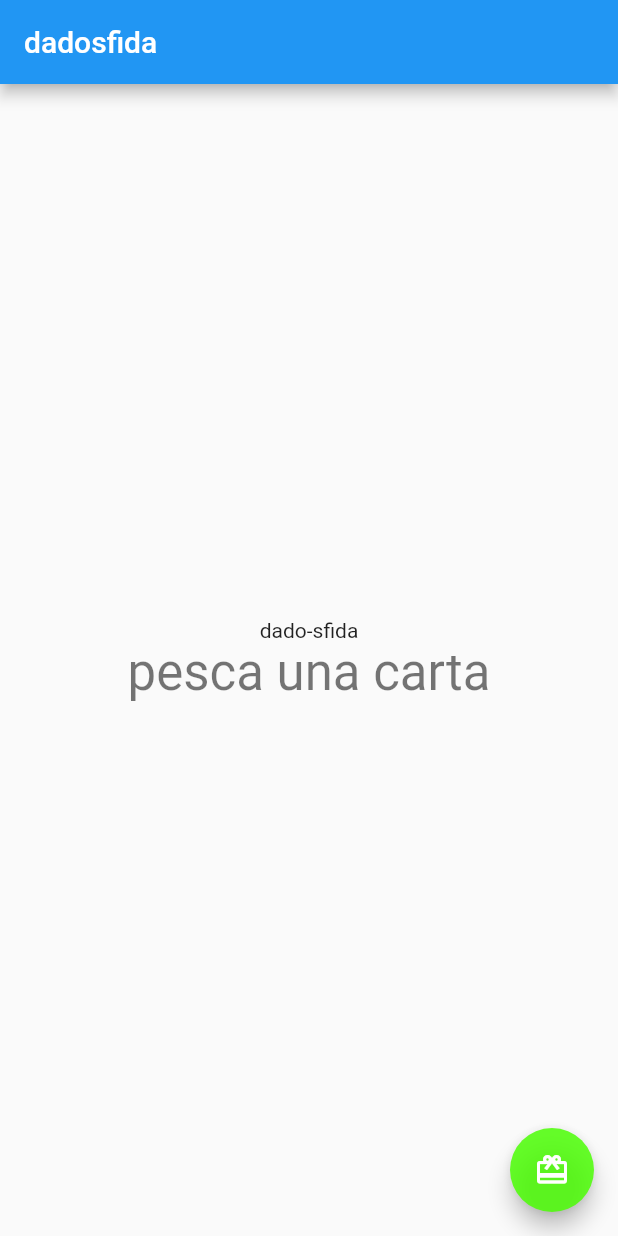
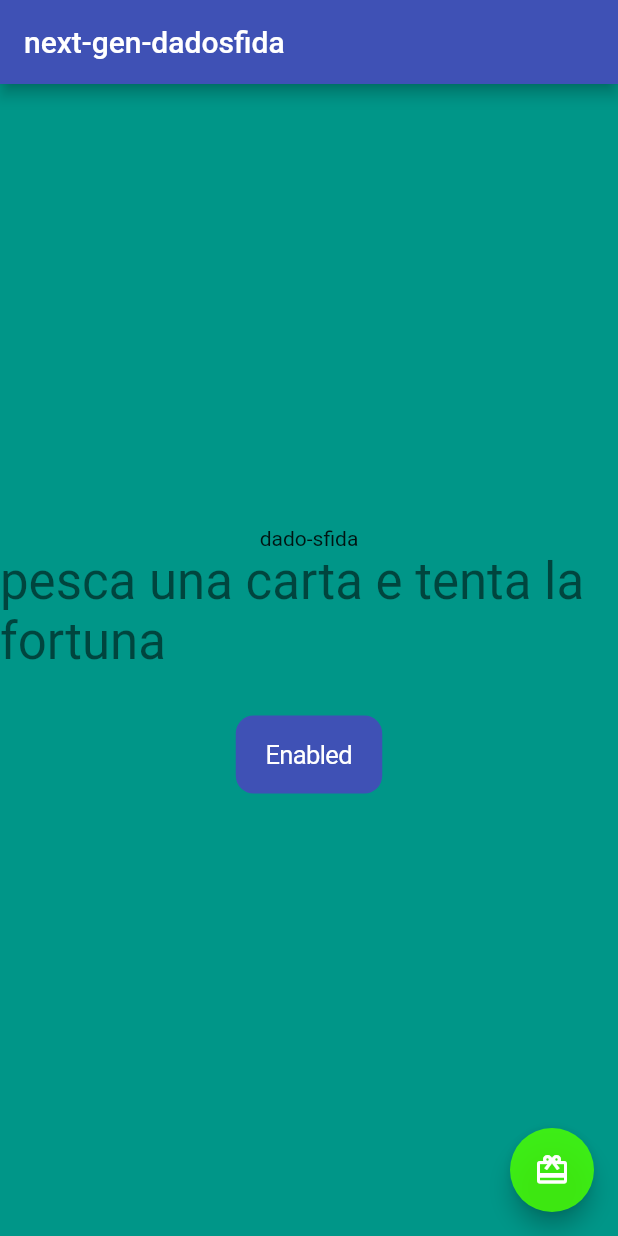
Before and after one commit to Alessandroxc/flutter_dado-sfida, a Flutter app: the screen it shows after launch, after a tap on the "card giftcard" icon, on a phone screen of 412 x 824 dp. Run offline on Flutter 3.47's test engine with Material 2 defaults, Android fonts, the light colour scheme and no system bars.

Commit message:
added the buttons on screen

```diff
--- a/lib/main.dart
+++ b/lib/main.dart
@@ -1,4 +1,6 @@
+import 'package:flutter/cupertino.dart';
 import 'package:flutter/material.dart';
+import 'package:url_launcher/url_launcher.dart';
 
 void main() {
   runApp(const MyApp());
@@ -22,9 +24,9 @@
         // or simply save your changes to "hot reload" in a Flutter IDE).
         // Notice that the counter didn't reset back to zero; the application
         // is not restarted.
-        primarySwatch: Colors.blue,
+        primarySwatch: Colors.indigo,
       ),
-      home: const MyHomePage(title: 'dadosfida'),
+      home: const MyHomePage(title: 'next-gen-dadosfida'),
     );
   }
 }
@@ -48,17 +50,8 @@
 }
 
 class _MyHomePageState extends State<MyHomePage> {
-  int _counter = 0;
-
-  void _incrementCounter() {
-    setState(() {
-      // This call to setState tells the Flutter framework that something has
-      // changed in this State, which causes it to rerun the build method below
-      // so that the display can reflect the updated values. If we changed
-      // _counter without calling setState(), then the build method would not be
-      // called again, and so nothing would appear to happen.
-      _counter++;
-    });
+  void _launchURL(String url) async {
+    if (!await launch(url)) throw 'Could not launch $url';
   }
 
   @override
@@ -70,6 +63,7 @@
     // fast, so that you can just rebuild anything that needs updating rather
     // than having to individually change instances of widgets.
     return Scaffold(
+      backgroundColor: Colors.teal,
       appBar: AppBar(
         // Here we take the value from the MyHomePage object that was created by
         // the App.build method, and use it to set our appbar title.
@@ -95,20 +89,42 @@
           // horizontal).
           mainAxisAlignment: MainAxisAlignment.center,
           children: <Widget>[
-            Text("dado-sfida"),
+            const Text("dado-sfida"),
             Text(
-              'pesca una carta',
+              'pesca una carta e tenta la fortuna',
               style: Theme.of(context).textTheme.headline4,
             ),
+            const SizedBox(height: 30),
+            CupertinoButton.filled(
+              onPressed: () => showDialog<String>(
+                context: context,
+                builder: (BuildContext context) => AlertDialog(
+                  title: const Text('AlertDialog Title'),
+                  content: const Text('AlertDialog description'),
+                  actions: <Widget>[
+                    TextButton(
+                      onPressed: () => Navigator.pop(context, 'Cancel'),
+                      child: const Text('Cancel'),
+                    ),
+                    TextButton(
+                      onPressed: () => Navigator.pop(context, 'OK'),
+                      child: const Text('OK'),
+                    ),
+                  ],
+                ),
+              ),
+              child: const Text('Enabled'),
+            )
           ],
         ),
       ),
       floatingActionButton: FloatingActionButton(
-        backgroundColor: Color.fromARGB(213, 73, 255, 1),
-        onPressed: _incrementCounter,
+        backgroundColor: const Color.fromARGB(213, 73, 255, 1),
+        onPressed: () =>
+            _launchURL("https://github.com/Alessandroxc/flutter_dado-sfida"),
         tooltip: 'Increment',
         child: const Icon(Icons.card_giftcard),
-      ), // This trailing comma makes auto-formatting nicer for build methods.
+      ), // This trailing comma makes auto-formatting nicer  for build methods.
     );
   }
 }
--- a/pubspec.yaml
+++ b/pubspec.yaml
@@ -27,6 +27,7 @@ environment:
 # the latest version available on pub.dev. To see which dependencies have newer
 # versions available, run `flutter pub outdated`.
 dependencies:
+  url_launcher: ^6.0.20
   flutter:
     sdk: flutter
 
```
Also changed, not shown: pubspec.lock, 3 other files.
